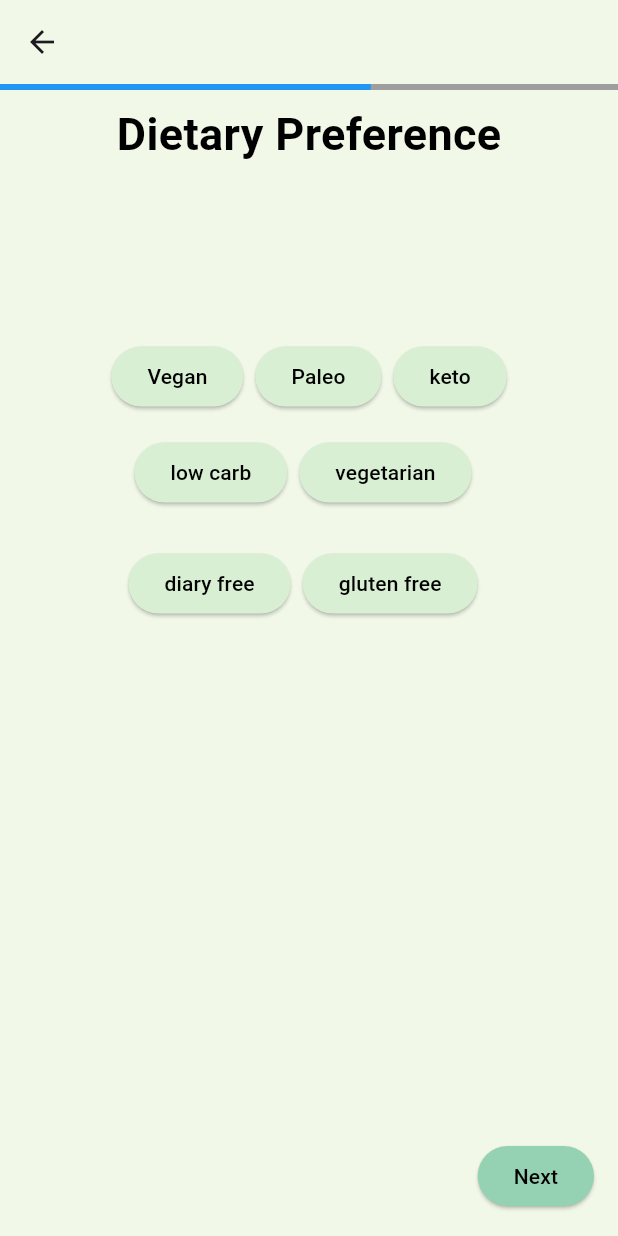
After one commit to NathanTh3Gr3at/ITPV302_Project, a Flutter app: the DietarySelection screen opened directly, on a phone screen of 412 x 824 dp. The commit adds this screen. Run offline on Flutter 3.47's test engine with Material 3 defaults, Android fonts, the phone set to English and light mode, and no system bars; our stand-ins replace bloc, equatable, firebase_auth, firebase_core, flutter_bloc, material_design_icons_flutter; accounts and stored records are empty.

Commit message:
Added new user intro area , and stuff to settings

```diff
--- a/ThymeToCook/thyme_to_cook/lib/main.dart
+++ b/ThymeToCook/thyme_to_cook/lib/main.dart
@@ -9,6 +9,9 @@ import 'package:thyme_to_cook/services/auth/firebase_auth_provider.dart';
 import 'package:thyme_to_cook/views/home_screen/home_view.dart';
 import 'package:thyme_to_cook/views/main_navigation.dart';
 import 'package:thyme_to_cook/views/recipe_screen/recipe_view.dart';
+import 'package:thyme_to_cook/views/register_login_section/new_user_intro/dietary_selection.dart';
+import 'package:thyme_to_cook/views/register_login_section/new_user_intro/ingredients_to_avoid.dart';
+import 'package:thyme_to_cook/views/register_login_section/new_user_intro/measurement_system_selection.dart';
 import 'package:thyme_to_cook/views/register_login_section/forgot_password_view.dart';
 import 'package:thyme_to_cook/views/register_login_section/login_view.dart';
 import 'package:thyme_to_cook/views/register_login_section/register_view.dart';
@@ -65,7 +68,7 @@ class HomePage extends StatelessWidget {
       },
       builder: (context, state) {
         // return const RegisterView()
-
+        //Nathan - add the new user intro section to the nav stuff
         return const MainNavigation(); // starts at HomeView
         /*  if (state is AuthStateLoggedIn) {
           return const MainNavigation();
--- /dev/null
+++ b/ThymeToCook/thyme_to_cook/lib/views/register_login_section/new_user_intro/dietary_selection.dart
@@ -0,0 +1,187 @@
+import 'package:flutter/material.dart';
+import 'package:thyme_to_cook/themes/colors/colors.dart';
+
+class DietarySelection extends StatefulWidget {
+  const DietarySelection({super.key});
+
+  @override
+  State<DietarySelection> createState() => _DietarySelectionState();
+}
+
+class _DietarySelectionState extends State<DietarySelection> {
+  @override
+  Widget build(BuildContext context) {
+    return Scaffold(
+      backgroundColor: backgroundColor,
+      appBar: AppBar(
+        backgroundColor: backgroundColor,
+        bottom: const PreferredSize(
+          preferredSize: Size.fromHeight(4.0),
+          child: LinearProgressIndicator(
+            value: 0.6,
+            backgroundColor: Colors.grey,
+            valueColor: AlwaysStoppedAnimation(Colors.blue),
+          ),
+        ),
+      ),
+      body: Stack(
+        children: [
+          Column(
+            children: [
+              const Padding(
+                padding: EdgeInsets.all(8.0),
+                child: Center(
+                  child: Text(
+                    "Dietary Preference",
+                    style: TextStyle(
+                      fontWeight: FontWeight.bold,
+                      fontSize: 30,
+                      color: Colors.black,
+                    ),
+                  ),
+                ),
+              ),
+              const SizedBox(
+                height: 100,
+              ),
+              //Buttons for selection in two rows of 3 buttons each
+              //vegan paleo keto
+
+              Center(
+                child: Row(
+                  mainAxisAlignment: MainAxisAlignment.center,
+                  children: [
+                    ElevatedButton(
+                      onPressed: () {},
+                      style: ElevatedButton.styleFrom(
+                          backgroundColor: secodaryButtonColor,
+                          shape: RoundedRectangleBorder(
+                              borderRadius: BorderRadius.circular(30))),
+                      child: const Text(
+                        'Vegan',
+                        style: TextStyle(color: Colors.black),
+                      ),
+                    ),
+                    Padding(
+                      padding: const EdgeInsets.all(8.0),
+                      child: ElevatedButton(
+                        onPressed: () {},
+                        style: ElevatedButton.styleFrom(
+                            backgroundColor: secodaryButtonColor,
+                            shape: RoundedRectangleBorder(
+                                borderRadius: BorderRadius.circular(30))),
+                        child: const Text(
+                          'Paleo',
+                          style: TextStyle(color: Colors.black),
+                        ),
+                      ),
+                    ),
+                    ElevatedButton(
+                      onPressed: () {},
+                      style: ElevatedButton.styleFrom(
+                          backgroundColor: secodaryButtonColor,
+                          shape: RoundedRectangleBorder(
+                              borderRadius: BorderRadius.circular(30))),
+                      child: const Text(
+                        'keto',
+                        style: TextStyle(color: Colors.black),
+                      ),
+                    ),
+                  ],
+                ),
+                //low-carb vegetarian
+              ),
+              Center(
+                child: Row(
+                  mainAxisAlignment: MainAxisAlignment.center,
+                  children: [
+                    ElevatedButton(
+                      onPressed: () {},
+                      style: ElevatedButton.styleFrom(
+                          backgroundColor: secodaryButtonColor,
+                          shape: RoundedRectangleBorder(
+                              borderRadius: BorderRadius.circular(30))),
+                      child: const Text(
+                        'low carb',
+                        style: TextStyle(color: Colors.black),
+                      ),
+                    ),
+                    Padding(
+                      padding: const EdgeInsets.all(8.0),
+                      child: ElevatedButton(
+                        onPressed: () {},
+                        style: ElevatedButton.styleFrom(
+                            backgroundColor: secodaryButtonColor,
+                            shape: RoundedRectangleBorder(
+                                borderRadius: BorderRadius.circular(30))),
+                        child: const Text(
+                          'vegetarian',
+                          style: TextStyle(color: Colors.black),
+                        ),
+                      ),
+                    ),
+                  ],
+                ),
+              ),
+              const SizedBox(height: 10),
+              //diary-free gluten-free
+              Center(
+                child: Row(
+                  mainAxisAlignment: MainAxisAlignment.center,
+                  children: [
+                    ElevatedButton(
+                      onPressed: () {},
+                      style: ElevatedButton.styleFrom(
+                          backgroundColor: secodaryButtonColor,
+                          shape: RoundedRectangleBorder(
+                              borderRadius: BorderRadius.circular(30))),
+                      child: const Text(
+                        'diary free',
+                        style: TextStyle(color: Colors.black),
+                      ),
+                    ),
+                    Padding(
+                      padding: const EdgeInsets.all(8.0),
+                      child: ElevatedButton(
+                        onPressed: () {},
+                        style: ElevatedButton.styleFrom(
+                            backgroundColor: secodaryButtonColor,
+                            shape: RoundedRectangleBorder(
+                                borderRadius: BorderRadius.circular(30))),
+                        child: const Text(
+                          'gluten free',
+                          style: TextStyle(color: Colors.black),
+                        ),
+                      ),
+                    ),
+                  ],
+                ),
+              ),
+            ],
+          ),
+          Align(
+            alignment: Alignment.bottomRight,
+            child: Padding(
+              padding: const EdgeInsets.all(16.0),
+              child: ElevatedButton(
+                onPressed: () {
+                  //nav to next screen
+                },
+                style: ElevatedButton.styleFrom(
+                  backgroundColor: primaryButtonColor,
+                  shape: RoundedRectangleBorder(
+                    borderRadius: BorderRadius.circular(30),
+                  ),
+                ),
+                child: const Text(
+                  'Next',
+                  style: TextStyle(color: Colors.black),
+                ),
+              ),
+            ),
+          ),
+        ],
+      ),
+    );
+  }
+}
--- a/ThymeToCook/thyme_to_cook/lib/views/register_login_section/verify_email_view.dart
+++ b/ThymeToCook/thyme_to_cook/lib/views/register_login_section/verify_email_view.dart
@@ -20,7 +20,9 @@ class _VerifyEmailViewState extends State<VerifyEmailView> {
         backgroundColor: backgroundColor,
         title: const Text('Verify email'),
       ),
-      body: Column(
+      body: Padding(
+        padding: const EdgeInsets.all(8.0),
+        child: Column(
           children: [
             const Text(
                 "We've sent you an email verification. Please open it to verify your account."),
@@ -56,6 +58,7 @@ class _VerifyEmailViewState extends State<VerifyEmailView> {
             )
           ],
         ),
+      ),
     );
   }
 }
```
Also changed, not shown: ThymeToCook/thyme_to_cook/lib/features/filters.dart (added, +9 -0 lines), ThymeToCook/thyme_to_cook/lib/views/profile_screen/profile_view.dart (+4 -3 lines), ThymeToCook/thyme_to_cook/lib/views/register_login_section/new_user_intro/ingredients_to_avoid.dart (added, +163 -0 lines), ThymeToCook/thyme_to_cook/lib/views/register_login_section/new_user_intro/measurement_system_selection.dart (added, +102 -0 lines), ThymeToCook/thyme_to_cook/lib/views/save_screen/save_view.dart (+49 -74 lines), ThymeToCook/thyme_to_cook/lib/views/settings_screen/settings_view.dart (+126 -4 lines). Lines whose indentation alone changed are shown as unchanged.
